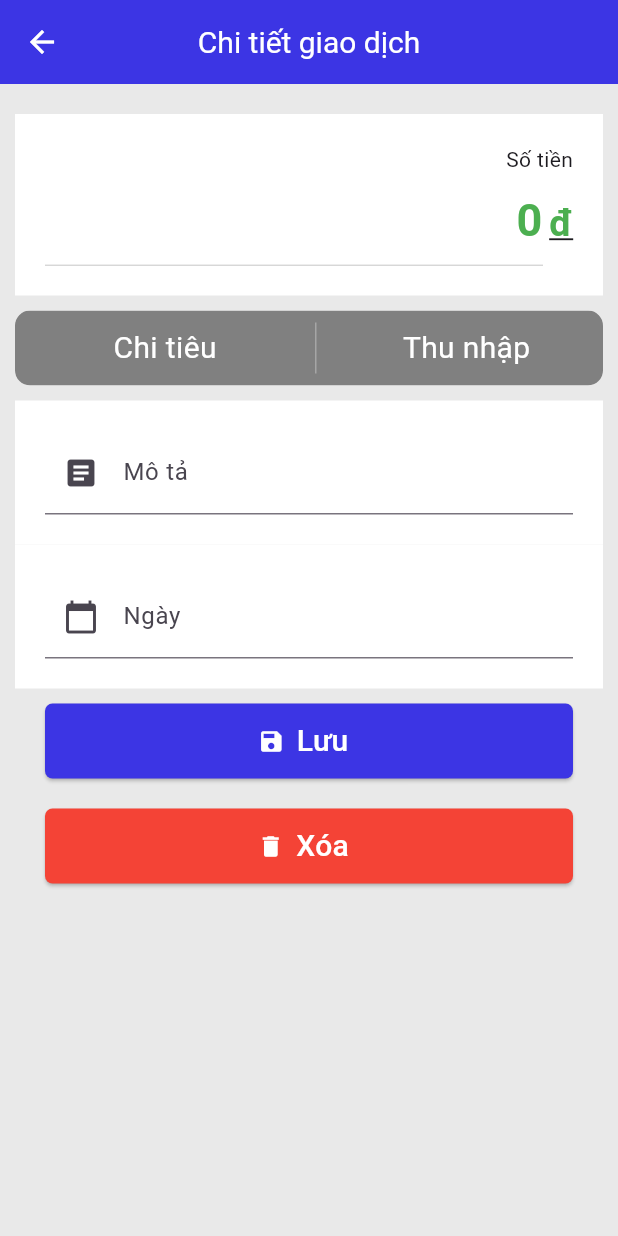
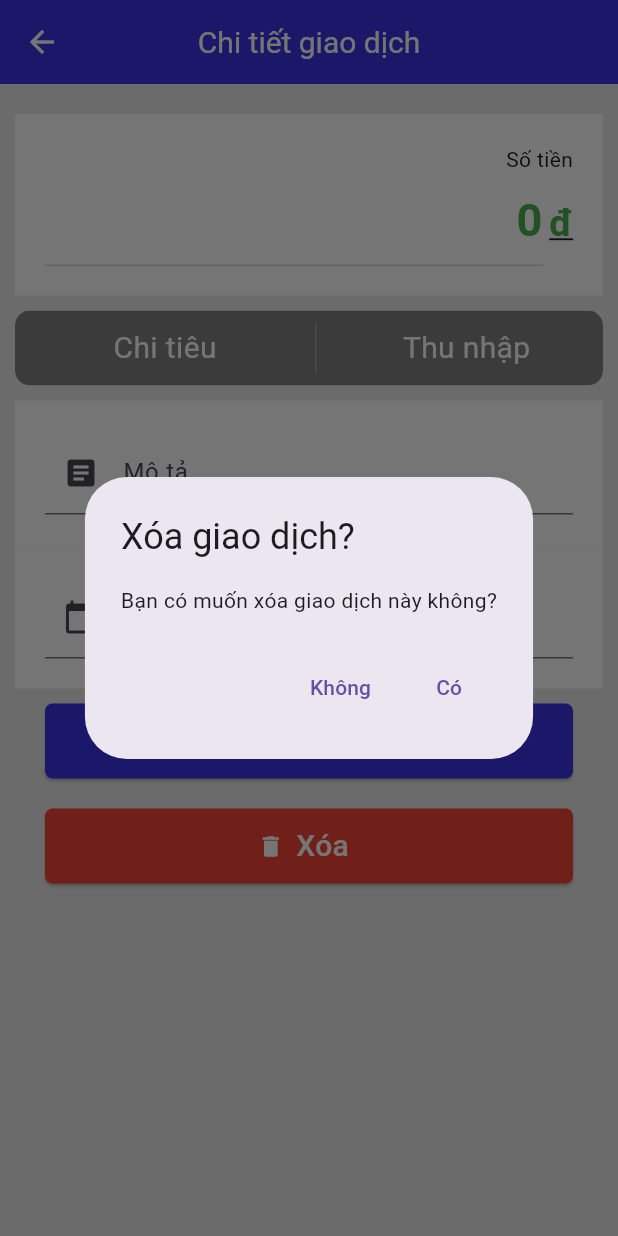
Before and after one commit to Ledinhhieu2212/money_tracker, a Flutter app: the DetailTransaction screen opened directly with empty values, after a tap on "Xóa", on a phone screen of 412 x 824 dp. Run offline on Flutter 3.47's test engine with Material 3 defaults, Android fonts, the phone set to English and light mode, and no system bars; drawn by our look-alikes of toggle_switch; our stand-ins replace font_awesome_flutter, get, lottie, shared_preferences, sqflite; accounts and stored records are empty.

Commit message:
30/07/2024 crud

```diff
--- a/lib/services/transaction_service.dart
+++ b/lib/services/transaction_service.dart
@@ -145,7 +145,7 @@ class TransactionService {
     );
   }
 
-  Future<void> delete(String id) async {
+  Future<void> delete(int id) async {
     await db.delete("transactions", where: "id=?", whereArgs: [id]);
   }
 
--- a/lib/view/components/detail_transaction.dart
+++ b/lib/view/components/detail_transaction.dart
@@ -1,11 +1,14 @@
+import 'package:get/get.dart';
 import 'package:flutter/material.dart';
-import 'package:get/get.dart';
+import 'package:toggle_switch/toggle_switch.dart';
+import 'package:money_tracker/widgets/config.dart';
+import 'package:money_tracker/model/transaction.dart';
+import 'package:money_tracker/widgets/text_field.dart';
+import 'package:money_tracker/constants/app_style.dart';
 import 'package:money_tracker/constants/app_colors.dart';
-import 'package:money_tracker/constants/app_style.dart';
-import 'package:money_tracker/model/transaction.dart';
+import 'package:money_tracker/view/components/splash.dart';
+import 'package:shared_preferences/shared_preferences.dart';
 import 'package:money_tracker/services/transaction_service.dart';
-import 'package:money_tracker/widgets/text_field.dart';
-import 'package:toggle_switch/toggle_switch.dart';
 
 class DetailTransaction extends StatefulWidget {
   final int transactionid;
@@ -16,45 +19,64 @@ class DetailTransaction extends StatefulWidget {
 }
 
 class _DetailTransactionState extends State<DetailTransaction> {
+  int? _currentIndex;
+  late SharedPreferences prefs;
   late TransactionService service;
   final _formKey = GlobalKey<FormState>();
-  Transaction p = Transaction(0, "", "", "", "", "");
-  TextEditingController _price = TextEditingController();
-  TextEditingController _description = TextEditingController();
-  TextEditingController _date = TextEditingController();
+  final TextEditingController _date = TextEditingController();
+  final TextEditingController _price = TextEditingController();
+  final TextEditingController _description = TextEditingController();
+  connectDatabase() async {
+    prefs = await SharedPreferences.getInstance();
+    service = TransactionService(await getDatabase());
+    Transaction p = await service.getById(widget.transactionid);
 
-  int? _currentIndex;
-  connectDatabase() async {
-    service = TransactionService(await getDatabase());
-  }
-
-  getProduct() async {
-    service = TransactionService(await getDatabase());
-    var data = await service.getById(widget.transactionid);
     setState(() {
-      p = data;
       _price.text = p.money;
+      _date.text = p.dateTime;
       _description.text = p.description;
-      _date.text = p.dateTime;
       _currentIndex = int.parse(p.transaction_type);
     });
   }
 
   @override
   void initState() {
-    getProduct();
     connectDatabase();
     super.initState();
   }
 
+ void showConfirm(BuildContext context, int transactionid) {
+    showDialog(
+        context: context,
+        builder: (context) {
+          return AlertDialog(
+              title: const Text('Xóa giao dịch?'),
+              content: const Text('Bạn có muốn xóa giao dịch này không?'),
+              actions: [
+                TextButton(
+                    onPressed: () {
+                      Navigator.pop(context);
+                    },
+                    child: const Text('Không')),
+                TextButton(
+                    onPressed: () {
+                      service.delete(transactionid);
+                      ScaffoldMessenger.of(context).showSnackBar(
+                          const SnackBar(content: Text('Xóa thành công!')));
+                      GetToPage(page: () => const SplashScreen());
+                    },
+                    child: const Text('Có')),
+              ]);
+        });
+  }
   @override
   Widget build(BuildContext context) {
     Future<void> selectDate() async {
       DateTime? picked = await showDatePicker(
         context: context,
+        lastDate: DateTime(2100),
+        firstDate: DateTime(2000),
         initialDate: DateTime.now(),
-        firstDate: DateTime(2000),
-        lastDate: DateTime(2100),
       );
 
       if (picked != null) {
@@ -89,9 +111,7 @@ class _DetailTransactionState extends State<DetailTransaction> {
                     const Text("Số tiền"),
                     textFormFieldCreateMoney(
                         controller: _price,
-                        color: p.transaction_type == '0'
-                            ? Colors.red
-                            : Colors.green),
+                        color: _currentIndex == 0 ? Colors.red : Colors.green),
                   ],
                 ),
               ),
@@ -111,8 +131,7 @@ class _DetailTransactionState extends State<DetailTransaction> {
                   'Thu nhập',
                 ],
                 onToggle: (index) {
-                  _currentIndex =
-                      index; // Cập nhật trạng thái khi toggle thay đổi
+                  _currentIndex = index;
                 },
               ),
               const SizedBox(
@@ -151,12 +170,24 @@ class _DetailTransactionState extends State<DetailTransaction> {
                 padding: const EdgeInsets.symmetric(horizontal: 20.0),
                 child: ElevatedButton.icon(
                   icon: const Icon(Icons.save),
-                  label: Text(
-                    'save'.tr,
-                    style: const TextStyle(color: Color(white), fontSize: 20),
+                  label: const Text(
+                    'Cập nhật',
+                    style: TextStyle(color: Color(white), fontSize: 20),
                   ),
                   onPressed: () {
-                    if (_formKey.currentState!.validate()) {}
+                    if (_formKey.currentState!.validate()) {
+                      service.update(Transaction(
+                        widget.transactionid,
+                        _price.text,
+                        prefs.getString('ma_nguoi_dung')!,
+                        _date.text,
+                        _description.text,
+                        _currentIndex.toString(),
+                      ));
+                      ScaffoldMessenger.of(context).showSnackBar(
+                          const SnackBar(content: Text('Sửa thành công!')));
+                      GetToPage(page: () => const SplashScreen());
+                    }
                   },
                   style: ElevatedButton.styleFrom(
                     iconColor: const Color(white),
@@ -174,16 +205,17 @@ class _DetailTransactionState extends State<DetailTransaction> {
                 padding: const EdgeInsets.symmetric(horizontal: 20.0),
                 child: ElevatedButton.icon(
                   icon: const Icon(Icons.delete),
-                  label: Text(
+                  label: const Text(
                     'Xóa',
-                    style: const TextStyle(color: Color(white), fontSize: 20),
+                    style: TextStyle(color: Color(white), fontSize: 20),
                   ),
                   onPressed: () {
-                    if (_formKey.currentState!.validate()) {}
+                    showConfirm(context,   widget.transactionid);
+
                   },
                   style: ElevatedButton.styleFrom(
                     iconColor: const Color(white),
-                    backgroundColor:  Colors.red,
+                    backgroundColor: Colors.red,
                     shape: RoundedRectangleBorder(
                       borderRadius: BorderRadius.circular(5),
                     ),
--- a/lib/view/pages/home/home.dart
+++ b/lib/view/pages/home/home.dart
@@ -131,7 +131,7 @@ class _HomeScreenState extends State<HomeScreen> {
     required BuildContext context,
   }) {
     return GestureDetector(
-      onTap: () => Get.to(const NotificationPage()),
+      onTap: () {},
       child: Container(
         margin: const EdgeInsets.all(10),
         padding: const EdgeInsets.all(10),
@@ -189,9 +189,7 @@ class _HomeScreenState extends State<HomeScreen> {
         ),
       ),
       body: transactions.isEmpty
-          ? Container(
-            child: Center(child: Text("Chưa có thông tin giao dịch!")),
-          )
+          ? const Center(child: Text("Chưa có thông tin giao dịch!"))
           : ListView.builder(
               itemCount: transactions.length,
               itemBuilder: (context, index) {
--- a/lib/view/pages/input/create.dart
+++ b/lib/view/pages/input/create.dart
@@ -32,7 +32,6 @@ class _CreateScreenState extends State<CreateScreen> {
   @override
   void initState() {
     connectDatabase();
-
     super.initState();
   }
 
--- a/lib/view/pages/wallet/component/create_wallet.dart
+++ b/lib/view/pages/wallet/component/create_wallet.dart
@@ -36,15 +36,15 @@ class _CreateWalletState extends State<CreateWallet> {
         ],
       ),
       body: Container(
-        color: Color(grey),
+        color: const Color(grey),
         child: Column(
           children: [
             Container(
-              padding: EdgeInsets.symmetric(horizontal: 15, vertical: 10),
+              padding: const EdgeInsets.symmetric(horizontal: 15, vertical: 10),
               color: Colors.white,
               child: Column(
                 children: [
-                  Text("Số dư ban đầu"),
+                  const Text("Số dư ban đầu"),
                   textFormFieldCreateMoney(
                       controller: controller,
                       color: const Color(primary))
```
Also changed, not shown: lib/view/pages/wallet/wallet.dart (+9 -6 lines).
